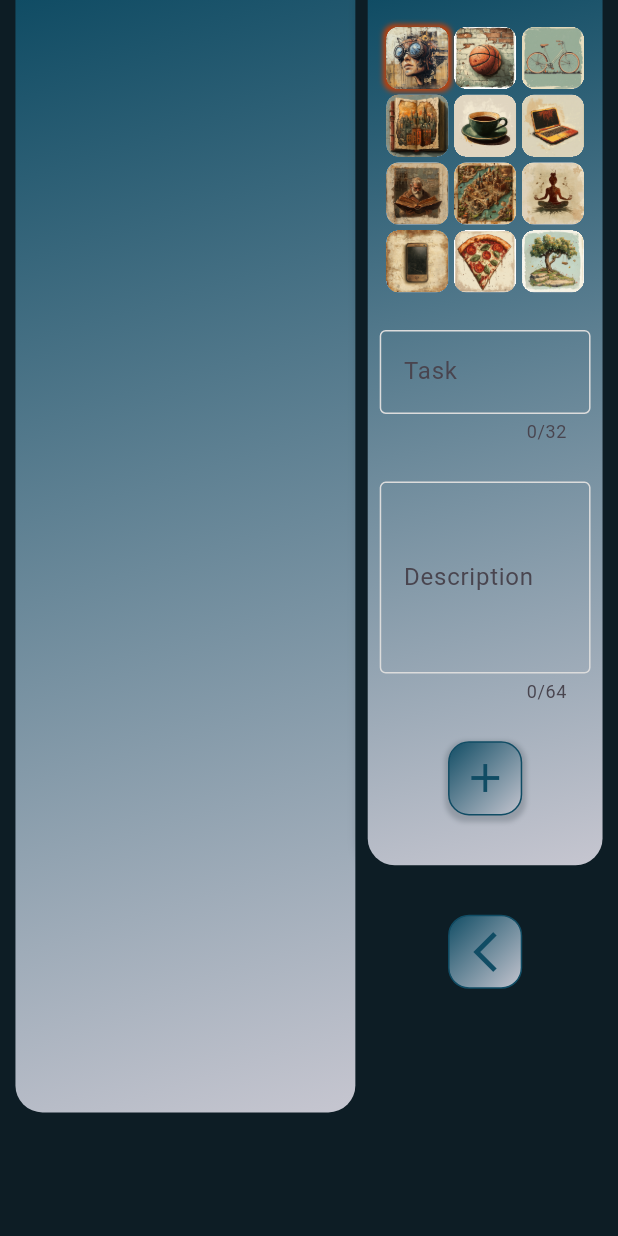
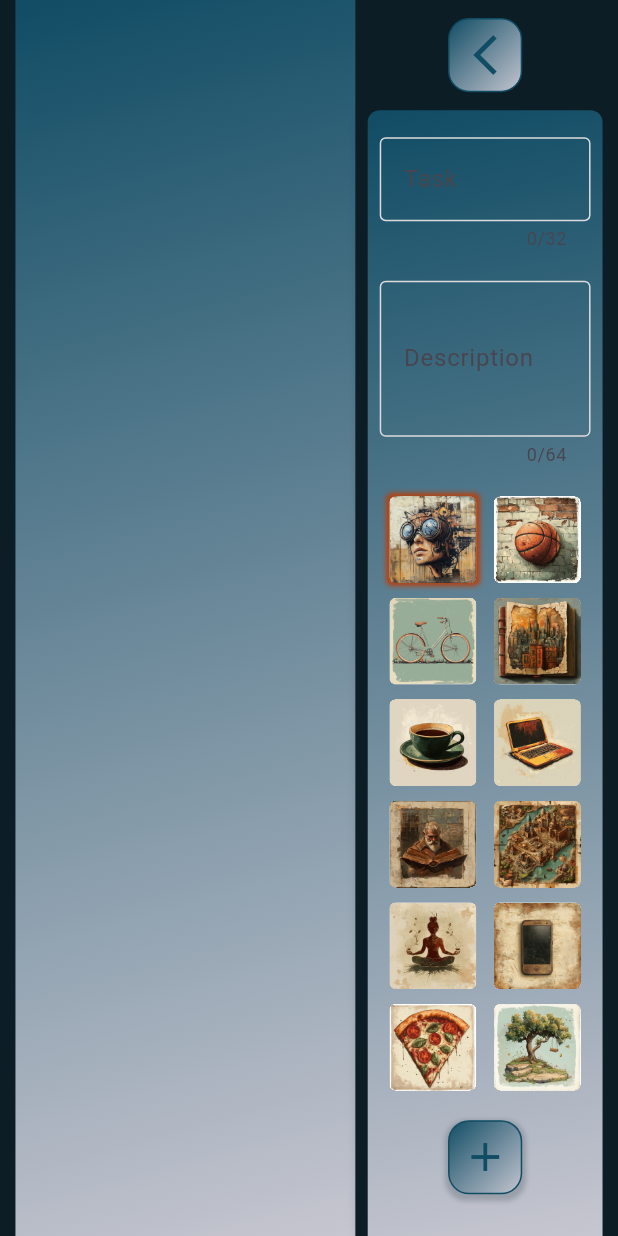
Before and after one commit to denissavishchev/day, a Flutter app: the PlanScreen screen opened directly, after a tap on the "home" icon, after a tap on the "playlist add check" icon, on a phone screen of 412 x 824 dp. Run offline on Flutter 3.47's test engine with Material 3 defaults, Android fonts, the phone set to English and light mode, and no system bars; our stand-ins replace hive, hive_flutter, shared_preferences; accounts and stored records are empty.

Commit message:
hive fix

```diff
--- a/lib/main_provider.dart
+++ b/lib/main_provider.dart
@@ -83,7 +83,7 @@ class MainProvider with ChangeNotifier {
       final tasks = TasksModel()
         ..name = nameTextController.text
         ..description = descriptionTextController.text
-        ..icon = 'remove'
+        ..icon = icon
         ..time = DateTime.now().toString();
       final box = Boxes.addTaskToBase();
       box.add(tasks);
--- a/lib/screens/main_screen.dart
+++ b/lib/screens/main_screen.dart
@@ -40,7 +40,7 @@ class MainScreen extends StatelessWidget {
                                 end: Alignment.bottomRight
                             ),
                             borderRadius: const BorderRadius.vertical(
-                                top: Radius.circular(18)),
+                                top: Radius.circular(4)),
                             boxShadow: [
                               BoxShadow(
                                   color: kRed.withOpacity(0.4),
@@ -61,7 +61,7 @@ class MainScreen extends StatelessWidget {
                         decoration: BoxDecoration(
                             color: kRed,
                             borderRadius: const BorderRadius.all(
-                                Radius.circular(18)),
+                                Radius.circular(4)),
                             boxShadow: [
                               BoxShadow(
                                   color: kRed.withOpacity(0.6),
--- a/lib/screens/tasks_screen.dart
+++ b/lib/screens/tasks_screen.dart
@@ -14,6 +14,7 @@ class TasksScreen extends StatelessWidget {
   @override
   Widget build(BuildContext context) {
     Size size = MediaQuery.sizeOf(context);
+    double topPadding = MediaQuery.of(context).padding.top;
     return Consumer<MainProvider>(
         builder: (context, data, _){
           return Scaffold(
@@ -30,7 +31,7 @@ class TasksScreen extends StatelessWidget {
                         crossAxisAlignment: CrossAxisAlignment.start,
                         children: [
                           Container(
-                            height: size.height * 0.9,
+                            height: size.height - topPadding,
                             width: size.width * 0.55,
                             clipBehavior: Clip.hardEdge,
                             decoration: BoxDecoration(
@@ -42,7 +43,6 @@ class TasksScreen extends StatelessWidget {
                                   begin: Alignment.bottomRight,
                                   end: Alignment.topLeft,
                                 ),
-                                borderRadius: const BorderRadius.vertical(bottom: Radius.circular(18)),
                                 boxShadow: [
                                   BoxShadow(
                                       color: kBlack.withOpacity(0.6),
@@ -69,22 +69,19 @@ class TasksScreen extends StatelessWidget {
                                           margin: const EdgeInsets.fromLTRB(4, 0, 4, 4),
                                           decoration: const BoxDecoration(
                                             color: kBlue,
-                                            borderRadius: BorderRadius.all(Radius.circular(18)),
+                                            borderRadius: BorderRadius.all(Radius.circular(4)),
                                           ),
                                           child: Row(
                                             children: [
                                               Container(
-                                                width: size.width * 0.2,
+                                                width: size.width * 0.22,
+                                                height: size.width * 0.22,
                                                 clipBehavior: Clip.hardEdge,
                                                 margin: const EdgeInsets.all(8),
-                                                decoration: const BoxDecoration(
-                                                    borderRadius: BorderRadius.all(Radius.circular(18)),
-                                                    boxShadow: [
-                                                      BoxShadow(
-                                                        color: kBlue,
-                                                        spreadRadius: 1,
-                                                      )
-                                                    ]
+                                                decoration: BoxDecoration(
+                                                    image: DecorationImage(
+                                                        image: AssetImage('assets/images/${tasks[index].icon}.png')),
+                                                    borderRadius: const BorderRadius.all(Radius.circular(4)),
                                                 ),
                                               ),
                                               Column(
@@ -118,11 +115,18 @@ class TasksScreen extends StatelessWidget {
                                 })
                           ),
                           SizedBox(
-                            height: size.height * 0.8,
+                            height: size.height - topPadding,
                             child: Column(
                               children: [
-                                Container(
-                                  height: size.height * 0.7,
+                                const SizedBox(height: 12,),
+                                ButtonWidget(
+                                    onTap: () => Navigator.pushReplacement(context,
+                                        MaterialPageRoute(builder: (context) =>
+                                        const MainScreen())),
+                                    icon: Icons.arrow_back_ios_new),
+                                const SizedBox(height: 12,),
+                                Expanded(
+                                  child: Container(
                                     width: size.width * 0.38,
                                     decoration: BoxDecoration(
                                         gradient: const LinearGradient(
@@ -133,7 +137,7 @@ class TasksScreen extends StatelessWidget {
                                           begin: Alignment.bottomRight,
                                           end: Alignment.topLeft,
                                         ),
-                                      borderRadius: const BorderRadius.vertical(bottom: Radius.circular(18)),
+                                        borderRadius: const BorderRadius.vertical(top: Radius.circular(8)),
                                         boxShadow: [
                                           BoxShadow(
                                               color: kBlack.withOpacity(0.6),
@@ -148,15 +152,30 @@ class TasksScreen extends StatelessWidget {
                                       child: Column(
                                         mainAxisAlignment: MainAxisAlignment.spaceBetween,
                                         children: [
+                                          TextField(
+                                            controller: data.nameTextController,
+                                            cursorColor: kRed,
+                                            decoration: textFieldDecoration.copyWith(
+                                                label: const Text('Task',)),
+                                            maxLength: 32,
+                                          ),
+                                          TextField(
+                                            controller: data.descriptionTextController,
+                                            cursorColor: kRed,
+                                            maxLines: 3,
+                                            decoration: textFieldDecoration.copyWith(
+                                                label: const Text('Description',)),
+                                            maxLength: 64,
+                                          ),
                                           Wrap(
-                                          spacing: 4,
-                                          runSpacing: 4,
+                                            spacing: 12,
+                                            runSpacing: 10,
                                             children: List.generate(12, ((i){
                                               return GestureDetector(
                                                 onTap: () => data.updateIcon(data.icons[i]),
                                                 child: Container(
-                                                width: size.height * 0.05,
-                                                height: size.height * 0.05,
+                                                  width: size.height * 0.07,
+                                                  height: size.height * 0.07,
                                                   clipBehavior: Clip.hardEdge,
                                                   decoration: BoxDecoration(
                                                       boxShadow: [
@@ -176,27 +195,12 @@ class TasksScreen extends StatelessWidget {
                                                           begin: Alignment.bottomCenter,
                                                           end: Alignment.topCenter
                                                       ),
-                                                    borderRadius: const BorderRadius.all(Radius.circular(8))
+                                                      borderRadius: const BorderRadius.all(Radius.circular(4))
                                                   ),
                                                   child: Image.asset('assets/images/${data.icons[i]}.png'),
                                                 ),
                                               );
                                             })),
-                                        ),
-                                        TextField(
-                                          controller: data.nameTextController,
-                                          cursorColor: kRed,
-                                          decoration: textFieldDecoration.copyWith(
-                                              label: const Text('Task',)),
-                                          maxLength: 32,
-                                        ),
-                                        TextField(
-                                          controller: data.descriptionTextController,
-                                          cursorColor: kRed,
-                                          maxLines: 4,
-                                          decoration: textFieldDecoration.copyWith(
-                                              label: const Text('Description',)),
-                                          maxLength: 64,
                                           ),
                                           ButtonWidget(
                                               onTap: () => data.addTaskBase(),
@@ -207,12 +211,7 @@ class TasksScreen extends StatelessWidget {
                                       ),
                                     ),
                                   ),
-                                const Spacer(),
-                                ButtonWidget(
-                                    onTap: () => Navigator.pushReplacement(context,
-                                        MaterialPageRoute(builder: (context) =>
-                                        const MainScreen())),
-                                    icon: Icons.arrow_back_ios_new)
+                                ),
                               ],
                             ),
                           )
--- a/lib/widgets/plan_container_widget.dart
+++ b/lib/widgets/plan_container_widget.dart
@@ -55,17 +55,14 @@ class PlanContainerWidget extends StatelessWidget {
                   mainAxisAlignment: MainAxisAlignment.spaceBetween,
                   children: [
                     Container(
-                      width: size.width * 0.25,
+                      width: size.width * 0.3,
+                      height: size.width * 0.3,
                       clipBehavior: Clip.hardEdge,
-                      margin: const EdgeInsets.all(8),
-                      decoration: const BoxDecoration(
-                          borderRadius: BorderRadius.vertical(bottom: Radius.circular(18)),
-                          boxShadow: [
-                            BoxShadow(
-                              color: kBlue,
-                              spreadRadius: 1,
-                            )
-                          ]
+                      margin: const EdgeInsets.fromLTRB(12, 18, 12, 0),
+                      decoration: BoxDecoration(
+                          image: DecorationImage(
+                              image: AssetImage('assets/images/$icon.png')),
+                          borderRadius: const BorderRadius.all(Radius.circular(4)),
                       ),
                     ),
                     Expanded(
--- a/lib/widgets/task_container_widget.dart
+++ b/lib/widgets/task_container_widget.dart
@@ -42,7 +42,7 @@ class TaskContainerWidget extends StatelessWidget {
                     begin: Alignment.bottomRight,
                     end: Alignment.topLeft,
                   ),
-                  borderRadius: const BorderRadius.vertical(bottom: Radius.circular(18)),
+                  borderRadius: const BorderRadius.vertical(bottom: Radius.circular(4)),
                   boxShadow: [
                     BoxShadow(
                         color: kBlack.withOpacity(0.6),
@@ -60,11 +60,10 @@ class TaskContainerWidget extends StatelessWidget {
                     height: size.width * 0.3,
                     clipBehavior: Clip.hardEdge,
                     margin: const EdgeInsets.fromLTRB(12, 18, 12, 0),
-                    decoration: const BoxDecoration(
-                        borderRadius: BorderRadius.all(Radius.circular(18)),
-                      color: kBlue,
+                    decoration: BoxDecoration(
+                        borderRadius: const BorderRadius.all(Radius.circular(4)),
                       image: DecorationImage(
-                          image: AssetImage('assets/images/pizza.png')
+                          image: AssetImage('assets/images/$icon.png')
                       )
                     ),
                   ),
@@ -81,7 +80,7 @@ class TaskContainerWidget extends StatelessWidget {
                           const SizedBox(height: 4,),
                           Center(
                             child: Stack(
-                              alignment: Alignment.center,
+                              alignment: Alignment.centerLeft,
                               children: [
                                 Container(
                                   width: size.width * 0.4,
@@ -99,7 +98,7 @@ class TaskContainerWidget extends StatelessWidget {
                                   ),
                                 ),
                                 Container(
-                                  width: size.width * 0.45,
+                                  width: size.width * 0.35,
                                   height: 1,
                                   decoration: const BoxDecoration(
                                       color: kGrey,
```
Lines whose indentation alone changed are shown as unchanged.
